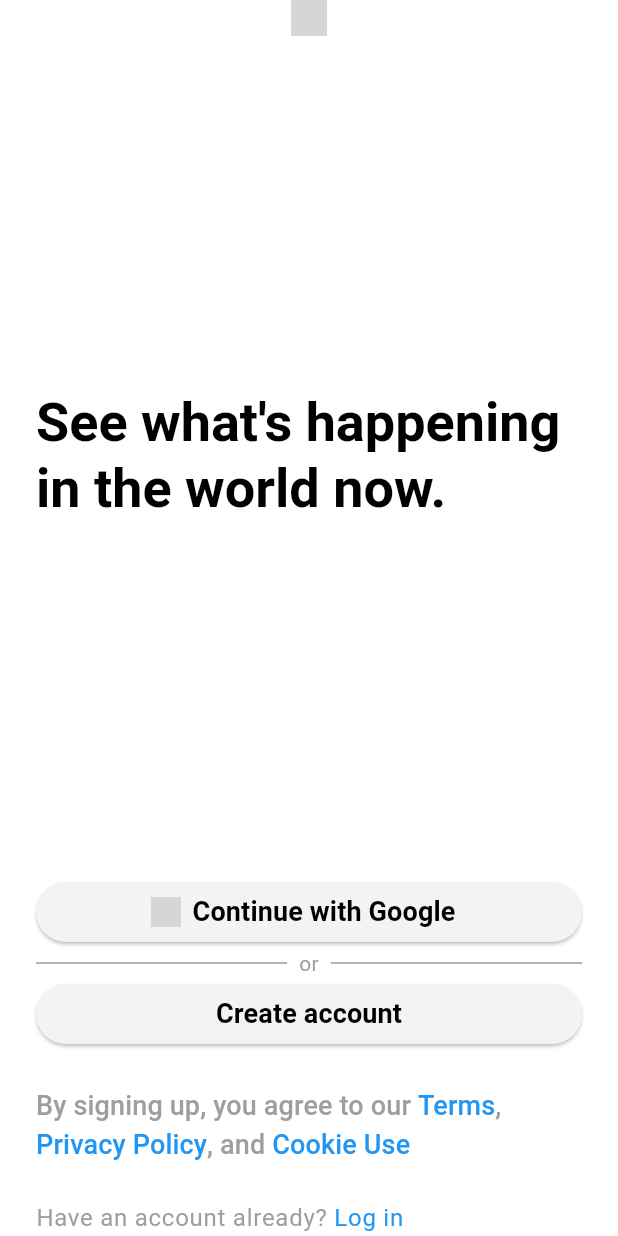
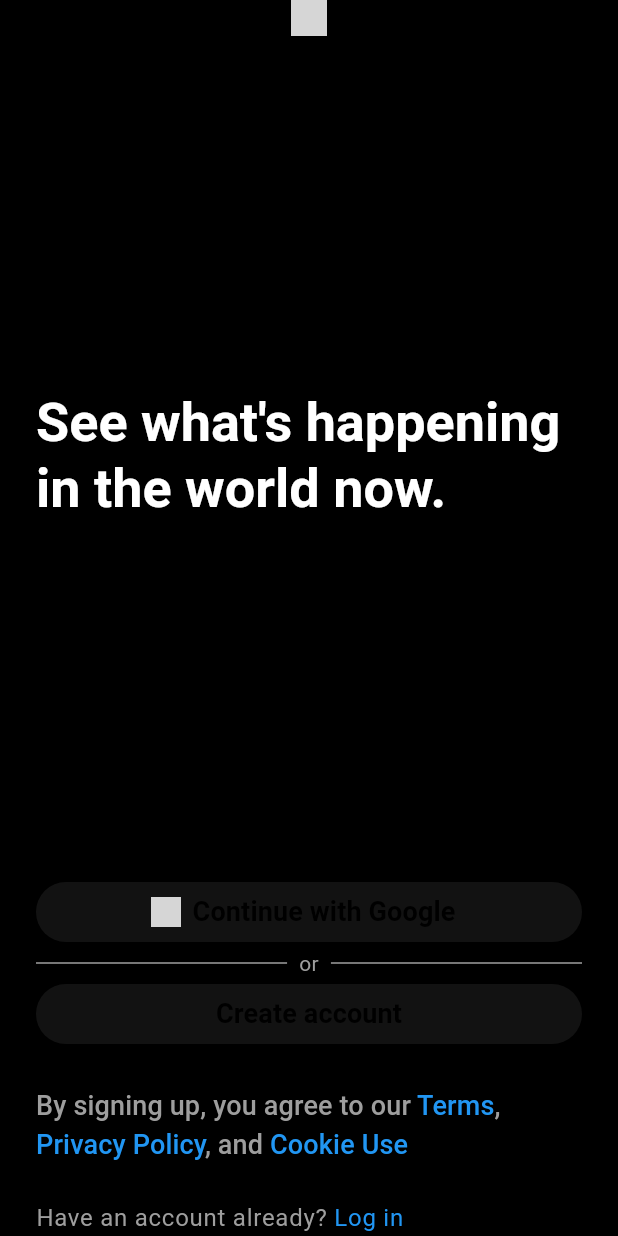
Before and after one commit to AladdineDev/bloX, a Flutter app: the screen it shows after launch, on a phone screen of 412 x 824 dp. Run offline on Flutter 3.47's test engine with Material 3 defaults, Android fonts, the phone set to English and light mode, and no system bars; our stand-ins replace firebase_core, go_router; accounts and stored records are empty; generated files the repository leaves out were written again; grey boxes are pictures that could not be loaded.

Commit message:
refactor: remove light theme

```diff
--- a/lib/app.dart
+++ b/lib/app.dart
@@ -11,9 +11,8 @@ class MyApp extends StatelessWidget {
       debugShowCheckedModeBanner: false,
       title: "BloX",
       routerConfig: AppRouter().router,
-      theme: theme.lightTheme,
       darkTheme: theme.darkTheme,
-      themeMode: ThemeMode.light,
+      themeMode: ThemeMode.dark,
     );
   }
 }
--- a/lib/core/theme/theme.dart
+++ b/lib/core/theme/theme.dart
@@ -1,86 +1,7 @@
 import 'package:flutter/material.dart';
 
-final lightTheme = ThemeData(
-  scaffoldBackgroundColor: Colors.white,
-  appBarTheme: const AppBarTheme(
-    color: Colors.white,
-  ),
-  textTheme: const TextTheme(
-    displayLarge: TextStyle(
-      color: Colors.black,
-      fontSize: 44,
-      fontWeight: FontWeight.bold,
-    ),
-    displayMedium: TextStyle(
-      color: Colors.black,
-      fontSize: 40,
-      fontWeight: FontWeight.bold,
-    ),
-    displaySmall: TextStyle(
-      color: Colors.black,
-      fontSize: 36,
-      fontWeight: FontWeight.bold,
-    ),
-    headlineLarge: TextStyle(
-      fontSize: 32,
-      color: Colors.black,
-    ),
-    headlineMedium: TextStyle(
-      fontSize: 28,
-      color: Colors.black,
-    ),
-    headlineSmall: TextStyle(
-      fontSize: 24,
-      color: Colors.black,
-    ),
-    titleLarge: TextStyle(
-      fontSize: 22,
-      color: Colors.black,
-    ),
-    titleMedium: TextStyle(
-      fontSize: 20,
-      color: Colors.black,
-    ),
-    titleSmall: TextStyle(
-      fontSize: 18,
-      color: Colors.black,
-    ),
-    bodyLarge: TextStyle(
-      fontSize: 16,
-      color: Colors.black,
-    ),
-    bodyMedium: TextStyle(
-      fontSize: 14,
-      color: Colors.black,
-    ),
-    bodySmall: TextStyle(
-      fontSize: 12,
-      color: Colors.black,
-    ),
-    labelLarge: TextStyle(
-      fontSize: 11,
-      color: Colors.black,
-    ),
-    labelMedium: TextStyle(
-      fontSize: 10,
-      color: Colors.black,
-    ),
-    labelSmall: TextStyle(
-      fontSize: 9,
-      color: Colors.black,
-    ),
-  ),
-  colorScheme: ColorScheme.fromSeed(
-    dynamicSchemeVariant: DynamicSchemeVariant.content,
-    seedColor: Colors.black,
-  ),
-);
-
-final darkTheme = ThemeData(
-  scaffoldBackgroundColor: Colors.black,
-  appBarTheme: const AppBarTheme(
-    color: Colors.black,
-  ),
+final darkTheme = ThemeData.dark().copyWith(
+  colorScheme: const ColorScheme.dark(),
   textTheme: const TextTheme(
     displayLarge: TextStyle(
       color: Colors.white,
@@ -146,8 +67,14 @@ final darkTheme = ThemeData(
       color: Colors.white,
     ),
   ),
-  colorScheme: ColorScheme.fromSeed(
-    dynamicSchemeVariant: DynamicSchemeVariant.content,
-    seedColor: Colors.white,
+  scaffoldBackgroundColor: Colors.black,
+  appBarTheme: const AppBarTheme(
+    color: Colors.black,
+  ),
+  tabBarTheme: const TabBarTheme(
+    labelStyle: TextStyle(
+      fontSize: 10,
+      color: Colors.white,
+    ),
   ),
 );
```
